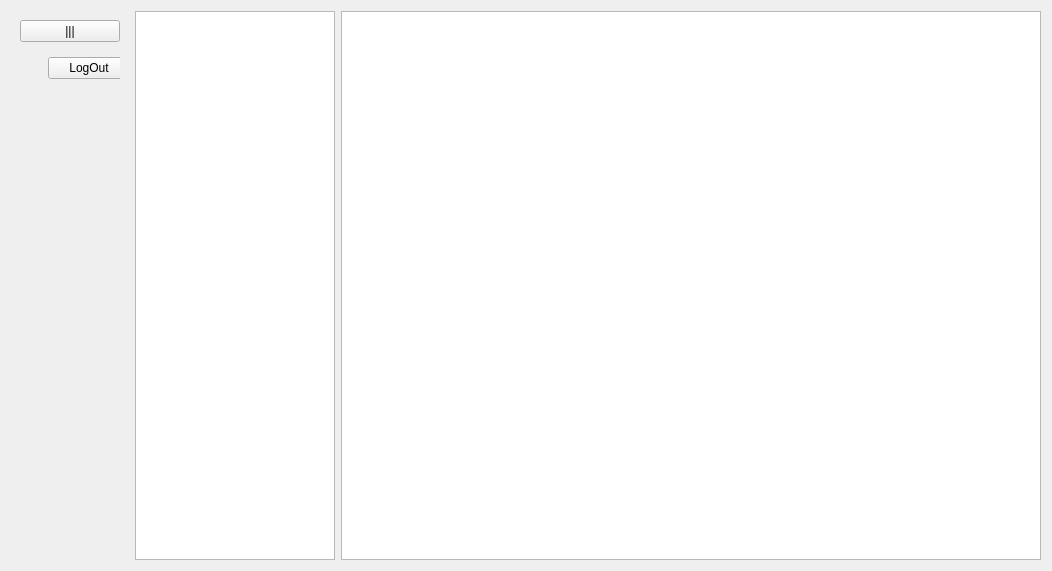
Old version of the form loggedinpage.ui in the repository Kebabist/Messenger_C--_1.
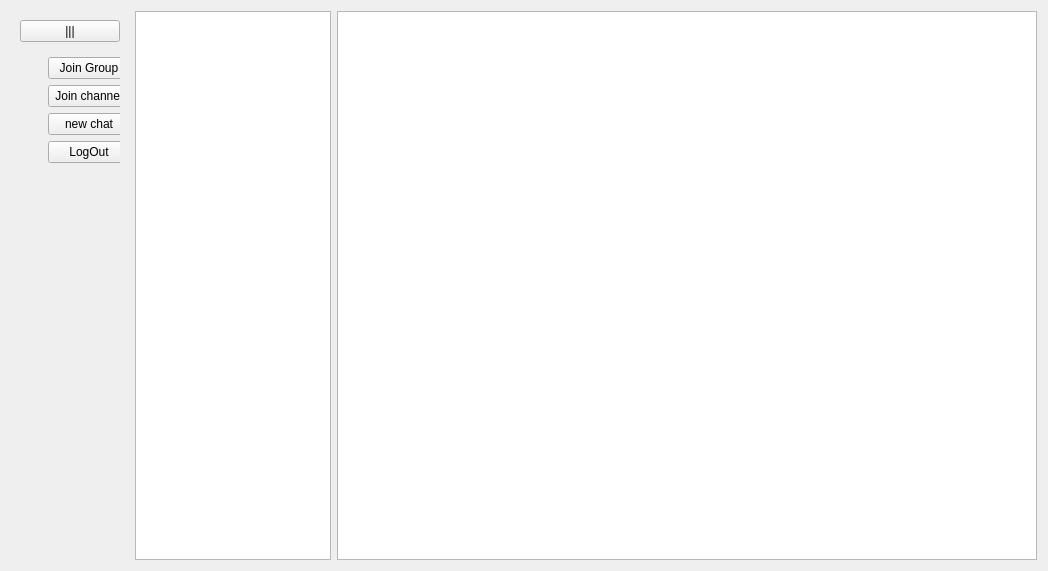
New version of the form.

Commit message:
implement groups view
groups view is made statically
login & logout modified

Diff of the .ui file:
```diff
--- a/loggedinpage.ui
+++ b/loggedinpage.ui
@@ -76,6 +76,27 @@
              <property name="bottomMargin">
               <number>0</number>
              </property>
+             <item>
+              <widget class="QPushButton" name="pushButton">
+               <property name="text">
+                <string>Join Group</string>
+               </property>
+              </widget>
+             </item>
+             <item>
+              <widget class="QPushButton" name="pushButton_2">
+               <property name="text">
+                <string>Join channel</string>
+               </property>
+              </widget>
+             </item>
+             <item>
+              <widget class="QPushButton" name="pushButton_3">
+               <property name="text">
+                <string>new chat</string>
+               </property>
+              </widget>
+             </item>
              <item>
               <widget class="QPushButton" name="logoutbutton">
                <property name="text">
@@ -117,17 +138,7 @@
     </widget>
    </item>
    <item>
-    <widget class="QTextEdit" name="textEdit">
-     <property name="minimumSize">
-      <size>
-       <width>200</width>
-       <height>0</height>
-      </size>
-     </property>
-     <property name="readOnly">
-      <bool>true</bool>
-     </property>
-    </widget>
+    <widget class="QListWidget" name="allchats"/>
    </item>
    <item>
     <widget class="QPlainTextEdit" name="plainTextEdit">
```
Left out of the diff: 2 changed lines with no effect on the pictures. The commit also changes 6 other files.
